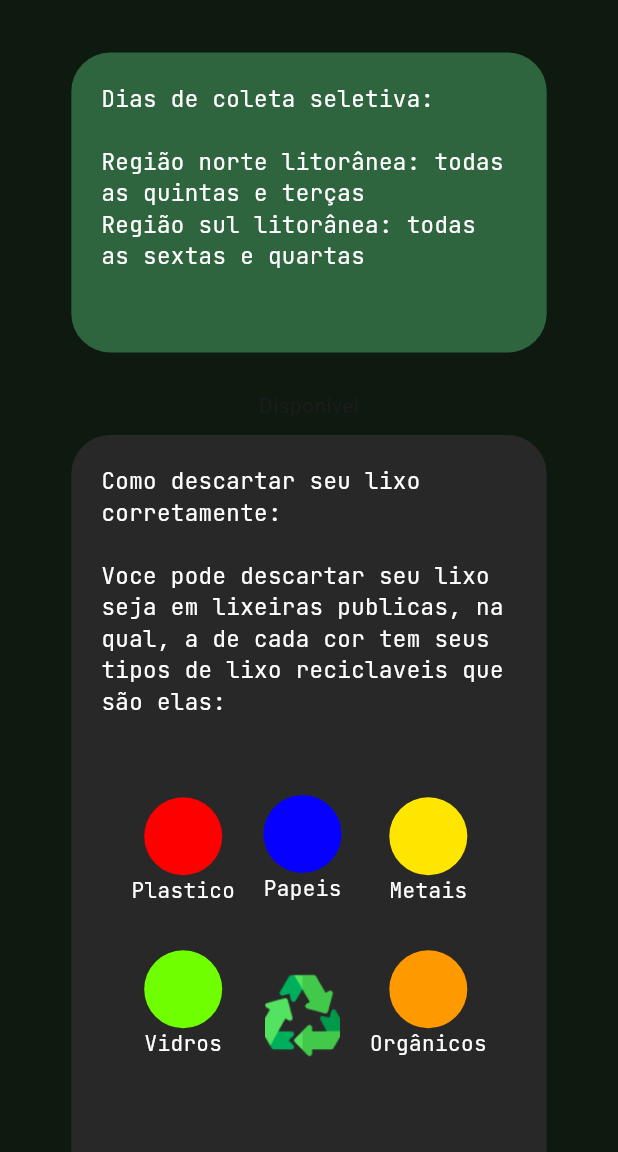
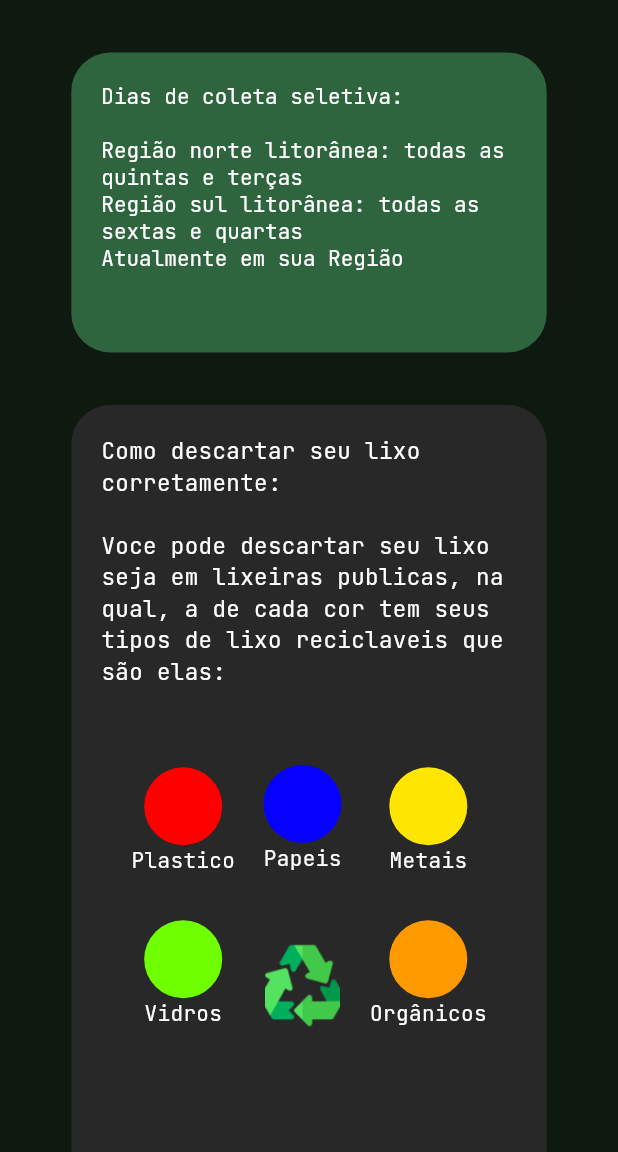
Before and after one commit to ArthurQuintino/AmbilitySP, a Flutter app: the screen it shows after launch, in the side drawer, after a tap on "Dias de coleta seletiva", on a phone screen of 412 x 824 dp, the part 84-1236 px from its top. Run offline on Flutter 3.47's test engine with Material 3 defaults, Android fonts, the light colour scheme and no system bars; our stand-ins replace gap, google_fonts.

Commit message:
Implementação do sistema de Disponibilidade de coleta com base no horario do sistema.

```diff
--- a/ambilitysp/lib/coleta.dart
+++ b/ambilitysp/lib/coleta.dart
@@ -9,9 +9,9 @@ class Localcoleta {
     final dataAgora = DateTime.timestamp();
     final horaAgora = dataAgora.hour;
     if (horaAgora > 7 && horaAgora < 13) {
-      disponivel = 'Disponivel';
+      disponivel = 'Está disponivel';
     } else {
-      disponivel = 'Não Disponivel';
+      disponivel = 'Não está disponivel';
     }
     return disponivel;
   }
--- a/ambilitysp/lib/fifthPage.dart
+++ b/ambilitysp/lib/fifthPage.dart
@@ -156,6 +156,16 @@ class fiftyPage extends StatelessWidget {
                     width: 40,
                   ),
                 ),
+                ListTile(
+                      title: Text('Calculadora de Carbono',
+                          style: GoogleFonts.jetBrainsMono(
+                              textStyle: const TextStyle(color: Colors.white))),
+                      onTap: () {},
+                      leading: const Image(
+                        image: AssetImage('images/co2.png'),
+                        width: 40,
+                      ),
+                    )
               ],
             )),
         body: SingleChildScrollView(
--- a/ambilitysp/lib/secondPage.dart
+++ b/ambilitysp/lib/secondPage.dart
@@ -179,17 +179,28 @@ class SecondPage extends StatelessWidget {
                         color: const Color(0xFF2E643E),
                         borderRadius: BorderRadius.circular(26),
                       ),
-                      child: Text(
-                          'Dias de coleta seletiva:\n\n'
-                          'Região norte litorânea: todas as quintas e terças\n'
-                          'Região sul litorânea: todas as sextas e quartas\n',
-                          style: GoogleFonts.jetBrainsMono(
-                              textStyle: const TextStyle(
-                                  color: Colors.white,
-                                  fontSize:
-                                      15))))), //primeiro container, contém as informações sobre dias de coleta
+                      child: RichText(
+                          text: TextSpan(
+                              text: 'Dias de coleta seletiva:\n\n'
+                                  'Região norte litorânea: todas as quintas e terças\n'
+                                  'Região sul litorânea: todas as sextas e quartas\n'
+                                  'Atualmente em sua Região ',
+                              style: GoogleFonts.jetBrainsMono(
+                                  textStyle:
+                                      const TextStyle(color: Colors.white)),
+                              children: <TextSpan>[
+                            if(EstaDisponivel.length == 19)
+                            TextSpan(
+
+                                text: '$EstaDisponivel',
+                                style: GoogleFonts.jetBrainsMono(
+                                    textStyle: TextStyle(
+                                        color: EstaDisponivel.length == 19 ? Colors.red : Colors.green,
+                                        fontWeight: FontWeight.bold)))
+                          ])))),
+
+              //primeiro container, contém as informações sobre dias de coleta
               const Gap(15), // espaçamento
-              Text('$EstaDisponivel'),
               Padding(
                 padding: const EdgeInsets.fromLTRB(27, 10, 27, 10),
                 child: Container(
```
